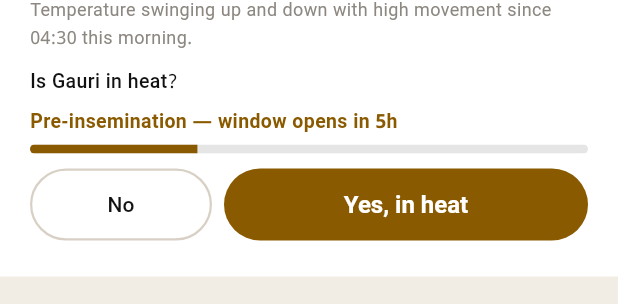
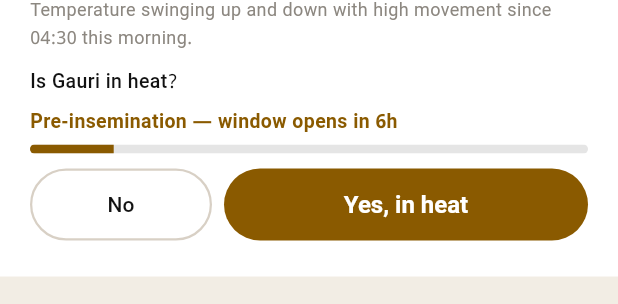
Before and after one commit to vaseey21/Vanix, a Flutter app: the _FullCycleSheet widget shown alone on an empty page, opened directly with empty values, on a phone screen of 412 x 824 dp. Shown: the part 127-431 px from the top of the screen. Run offline on Flutter 3.47's test engine with Material 3 defaults, Android fonts, the phone set to English and light mode, and no system bars.

Commit message:
auto: save changes

```diff
--- a/flutter_app/lib/screens/events_screen.dart
+++ b/flutter_app/lib/screens/events_screen.dart
@@ -1722,8 +1722,10 @@ class _FullCycleSheetState extends State<_FullCycleSheet> {
   DateTime? _heatStartedAt;
   bool _heatConfirmed = false;
   String _heatMethod = kInseminationMethods.first;
+  String _heatFormStage = 'idle'; // idle | confirm | form
   Timer? _heatTimer;
-  static const double _simHoursPerSecond = 1;
+  // Walkthrough demo speed — 24h plays out in 48s.
+  static const double _simHoursPerSecond = 0.5;
 
   @override
   void initState() {
```
